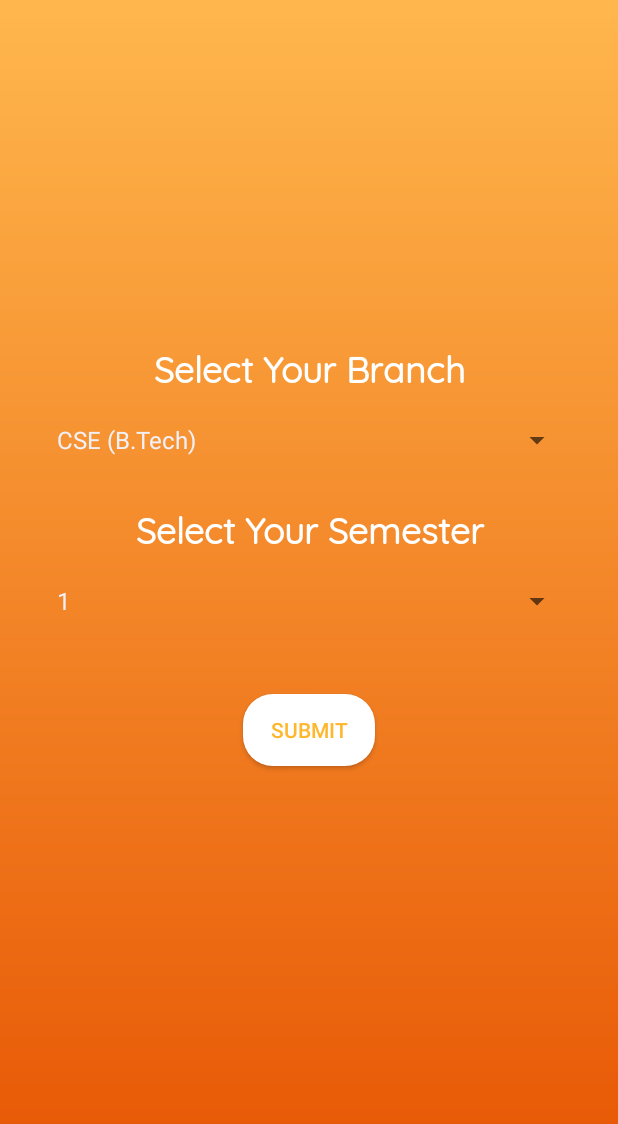
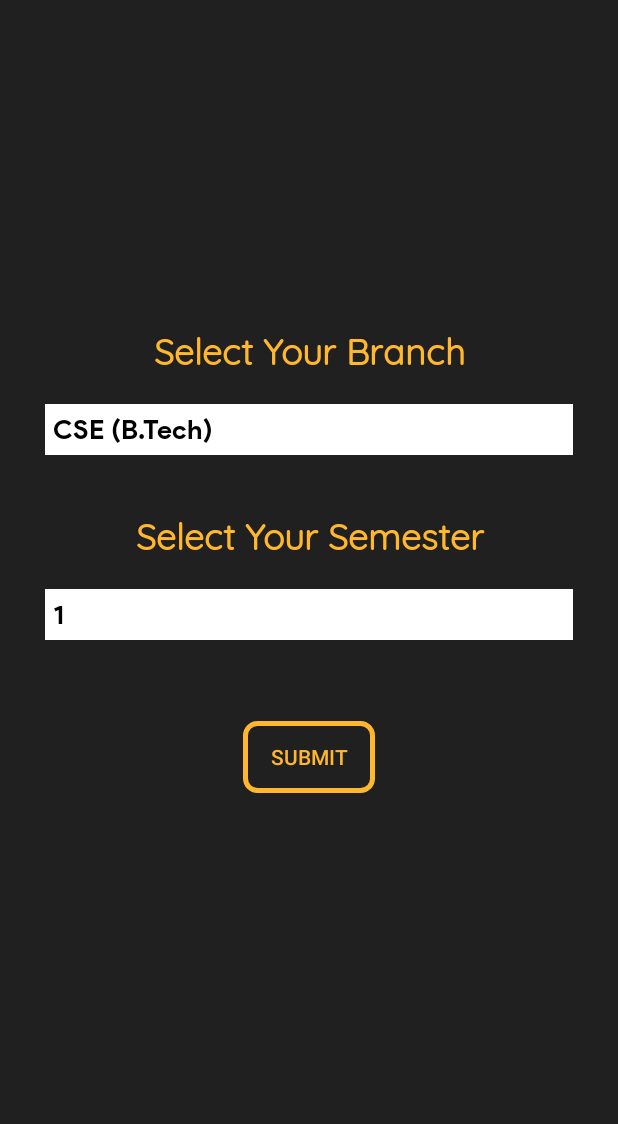
Before and after one commit to GOVINDDIXIT/IIITL-Student-APP, an Android app: the AskDetail screen opened directly, with no data from a screen before it, on a phone screen of 412 x 824 dp. Shown: the top 1124 px of the screen. Run offline under Robolectric (Android 15) with nearby library versions, the phone set to English and light mode, and no system bars.

Commit message:
improve ui of ask detail section

```diff
--- a/app/src/main/java/govind/iiitl/app/AskDetail.java
+++ b/app/src/main/java/govind/iiitl/app/AskDetail.java
@@ -19,8 +19,8 @@ public class AskDetail extends AppCompatActivity implements AdapterView.OnItemSe
         setContentView(R.layout.activity_ask_detail);
 
         Spinner branch = findViewById(R.id.branch);
-        ArrayAdapter<CharSequence> yearadapter = ArrayAdapter.createFromResource(getApplicationContext(), R.array.branch, android.R.layout.simple_spinner_item);
-        yearadapter.setDropDownViewResource(android.R.layout.simple_spinner_dropdown_item);
+        ArrayAdapter<CharSequence> yearadapter = ArrayAdapter.createFromResource(getApplicationContext(), R.array.branch, R.layout.spinner_item);
+        yearadapter.setDropDownViewResource(R.layout.spinner_item);
         branch.setAdapter(yearadapter);
         branch.setOnItemSelectedListener(this);
 
@@ -118,13 +118,13 @@ public class AskDetail extends AppCompatActivity implements AdapterView.OnItemSe
         String branchselect = adapterView.getItemAtPosition(i).toString();
         if ("CSE (M.Tech)".equals(branchselect) || "CSE (B.Tech)".equals(branchselect)) {
             Spinner yearone = findViewById(R.id.year);
-            ArrayAdapter<CharSequence> yearadapter = ArrayAdapter.createFromResource(getApplicationContext(), R.array.mtech, android.R.layout.simple_spinner_item);
-            yearadapter.setDropDownViewResource(android.R.layout.simple_spinner_dropdown_item);
+            ArrayAdapter<CharSequence> yearadapter = ArrayAdapter.createFromResource(getApplicationContext(), R.array.mtech, R.layout.spinner_item);
+            yearadapter.setDropDownViewResource(R.layout.spinner_item);
             yearone.setAdapter(yearadapter);
         } else {
 
-            ArrayAdapter<CharSequence> yearadapter = ArrayAdapter.createFromResource(getApplicationContext(), R.array.year, android.R.layout.simple_spinner_item);
-            yearadapter.setDropDownViewResource(android.R.layout.simple_spinner_dropdown_item);
+            ArrayAdapter<CharSequence> yearadapter = ArrayAdapter.createFromResource(getApplicationContext(), R.array.year, R.layout.spinner_item);
+            yearadapter.setDropDownViewResource(R.layout.spinner_item);
             yearone.setAdapter(yearadapter);
         }
     }
--- /dev/null
+++ b/app/src/main/res/drawable/border_button.xml
@@ -0,0 +1,7 @@
+<?xml version="1.0" encoding="utf-8"?>
+<shape xmlns:android="http://schemas.android.com/apk/res/android"
+    android:shape="rectangle">
+    <corners android:radius="8dp" />
+
+    <stroke android:width="5px" android:color="#FFB72D" />
+</shape>
--- a/app/src/main/res/layout/activity_about_page.xml
+++ b/app/src/main/res/layout/activity_about_page.xml
@@ -277,7 +277,7 @@
                     android:fontFamily="@font/qs"
                     android:paddingTop="8dp"
                     android:paddingBottom="8dp"
-                    android:text="Submit Your Aricle here"
+                    android:text="Submit Your Aricles here"
                     android:textAppearance="@style/TextAppearance.AppCompat.Subhead" />
 
             </LinearLayout>
--- a/app/src/main/res/layout/activity_ask_detail.xml
+++ b/app/src/main/res/layout/activity_ask_detail.xml
@@ -3,7 +3,7 @@
     xmlns:tools="http://schemas.android.com/tools"
     android:layout_width="match_parent"
     android:layout_height="match_parent"
-    android:background="@drawable/bg_color"
+    android:background="#202020"
     android:orientation="vertical"
     tools:context=".AskDetail">
 
@@ -11,13 +11,11 @@
         android:id="@+id/year_heading"
         android:layout_width="match_parent"
         android:layout_height="wrap_content"
-        android:layout_marginLeft="30dp"
-        android:layout_marginTop="228dp"
-        android:layout_marginRight="30dp"
+        android:layout_marginTop="216dp"
         android:fontFamily="@font/qs"
         android:text="Select Your Branch"
         android:textAlignment="center"
-        android:textColor="#ffffff"
+        android:textColor="#FFB72D"
         android:textSize="24sp"
         android:textStyle="bold" />
 
@@ -28,21 +26,20 @@
         android:layout_marginLeft="30dp"
         android:layout_marginTop="20dp"
         android:layout_marginRight="30dp"
+        android:background="#fff"
         android:fontFamily="@font/qs"
-        android:popupBackground="@drawable/bg_color"
+        android:popupBackground="#fff"
         android:textColor="#ffffff" />
 
     <TextView
         android:id="@+id/textView9"
         android:layout_width="match_parent"
         android:layout_height="wrap_content"
-        android:layout_marginLeft="30dp"
-        android:layout_marginTop="30dp"
-        android:layout_marginRight="30dp"
+        android:layout_marginTop="36dp"
         android:fontFamily="@font/qs"
         android:text="Select Your Semester"
         android:textAlignment="center"
-        android:textColor="#ffffff"
+        android:textColor="#FFB72D"
         android:textSize="24sp"
         android:textStyle="bold" />
 
@@ -53,8 +50,9 @@
         android:layout_marginLeft="30dp"
         android:layout_marginTop="20dp"
         android:layout_marginRight="30dp"
+        android:background="#fff"
         android:fontFamily="@font/qs"
-        android:popupBackground="@drawable/bg_color"
+        android:popupBackground="#fff"
         android:textColor="#ffffff" />
 
     <Button
@@ -62,10 +60,9 @@
         android:layout_width="wrap_content"
         android:layout_height="wrap_content"
         android:layout_gravity="center_horizontal"
-        android:layout_marginTop="50dp"
-        android:background="@drawable/fragment_bg"
+        android:layout_marginTop="54dp"
+        android:background="@drawable/border_button"
         android:text="Submit"
         android:textColor="#FFB72D" />
 
-
 </LinearLayout>
--- /dev/null
+++ b/app/src/main/res/layout/spinner_item.xml
@@ -0,0 +1,12 @@
+<?xml version="1.0" encoding="utf-8"?>
+
+<TextView
+    xmlns:android="http://schemas.android.com/apk/res/android"
+    android:layout_width="match_parent"
+    android:layout_height="wrap_content"
+    android:textSize="18sp"
+    android:fontFamily="@font/ps"
+    android:gravity="left"
+    android:textColor="#000"
+    android:padding="5dp"
+    />
```
